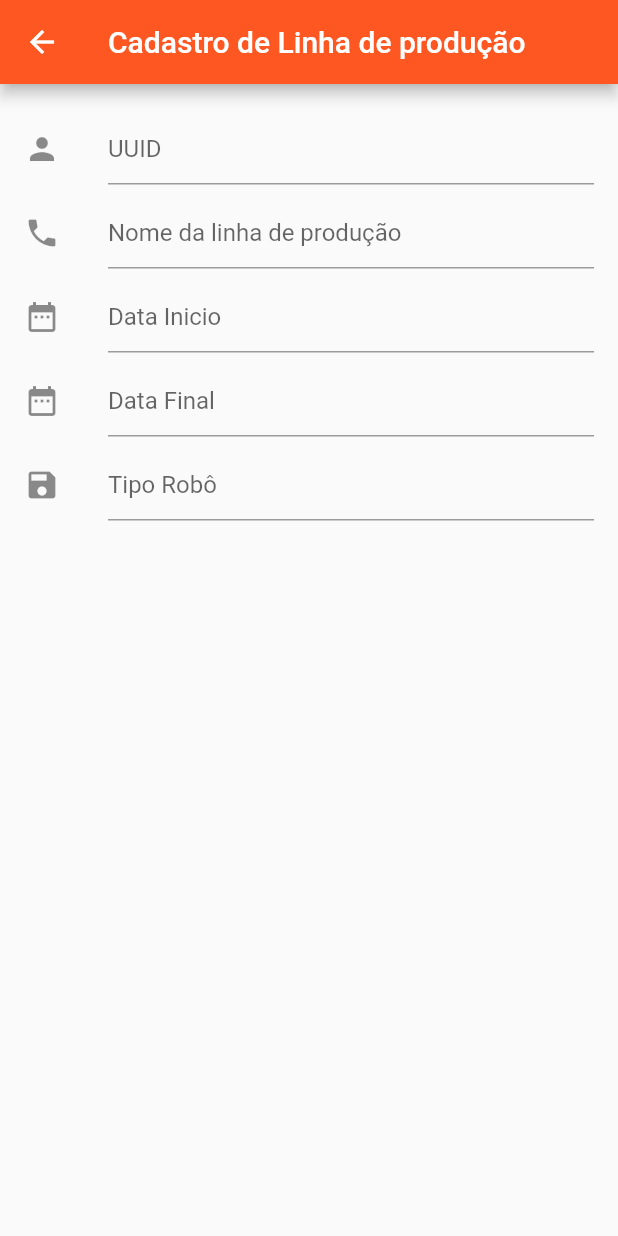
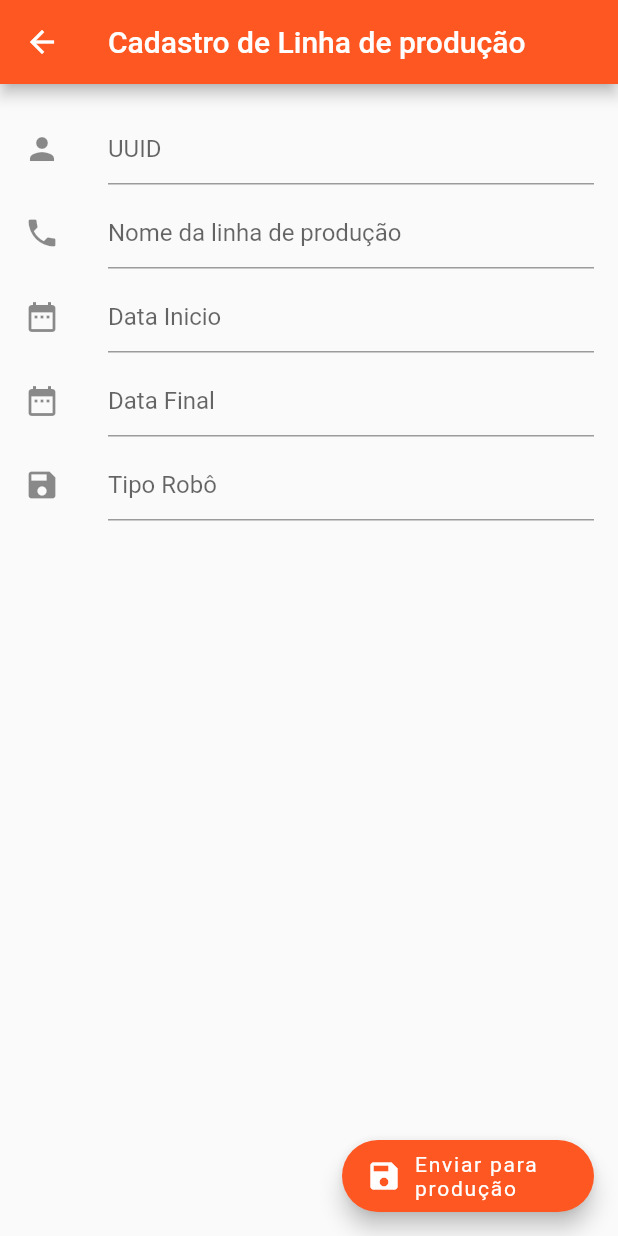
Before and after one commit to jjeanjacques10/dsrpt21-app, a Flutter app: the CreateProductionLine screen opened by its route, on a phone screen of 412 x 824 dp. Run offline on Flutter 3.47's test engine with Material 2 defaults, Android fonts, the phone set to English and light mode, and no system bars; our stand-ins replace carousel_slider, getwidget, google_fonts.

Commit message:
Add button production line

```diff
--- a/lib/app/screens/create_production_line.dart
+++ b/lib/app/screens/create_production_line.dart
@@ -1,3 +1,4 @@
+import 'package:dsrpt21_app/app/layout/colors.dart';
 import 'package:flutter/material.dart';
 
 class CreateProductionLine extends StatefulWidget {
@@ -66,6 +67,27 @@ class _CreateProductionLineState extends State<CreateProductionLine> {
           ),
         ),
       ),
+      floatingActionButton: FloatingActionButton.extended(
+        onPressed: () {
+          // Navigator.pushNamed(context, '/create-production');
+        },
+        label: Container(
+          width: 100,
+          child: Text(
+            'Enviar para produção',
+            style: TextStyle(
+              fontWeight: FontWeight.normal,
+            ),
+            overflow: TextOverflow.ellipsis,
+            textDirection: TextDirection.ltr,
+            maxLines: 2,
+          ),
+        ),
+        icon: Icon(Icons.save),
+        foregroundColor: Colors.white,
+        backgroundColor: AppColors.orange,
+      ),
+      floatingActionButtonLocation: FloatingActionButtonLocation.endFloat,
     );
   }
 }
```
